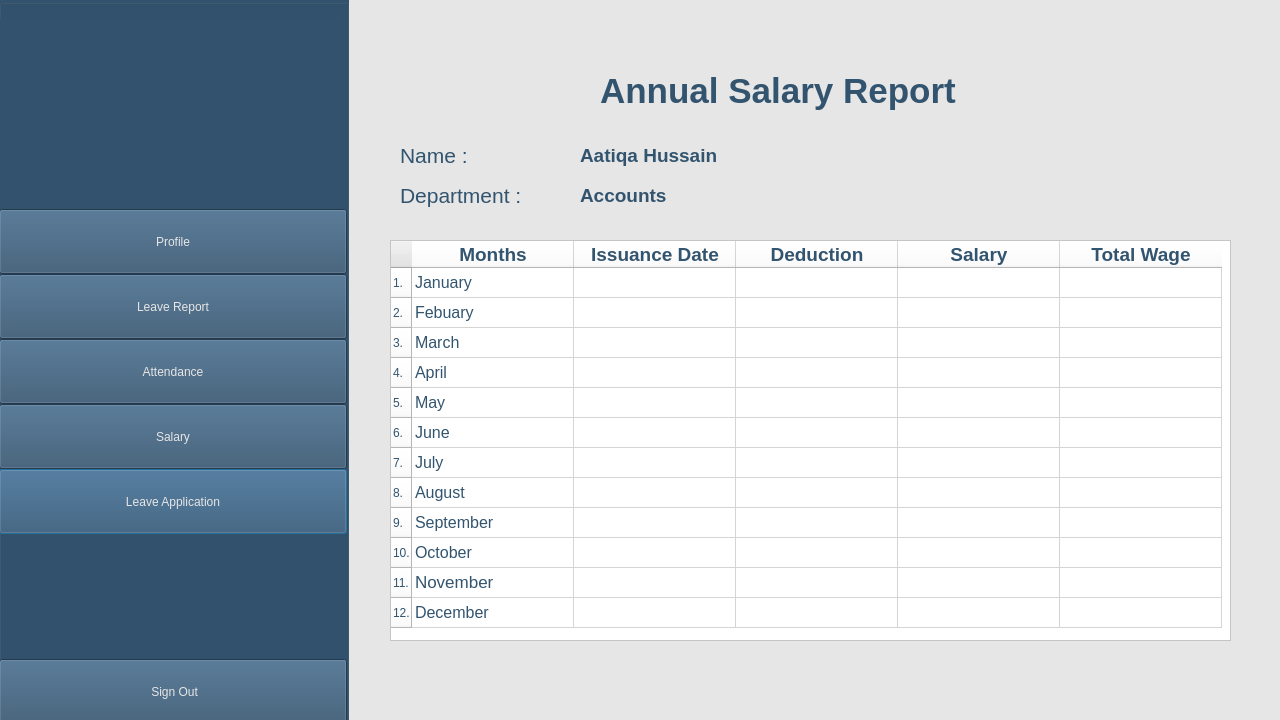
Above: Employee/Salary Report.ui from Hammad-Ali-Asif/AEMS before the change. Below: the same form after it.
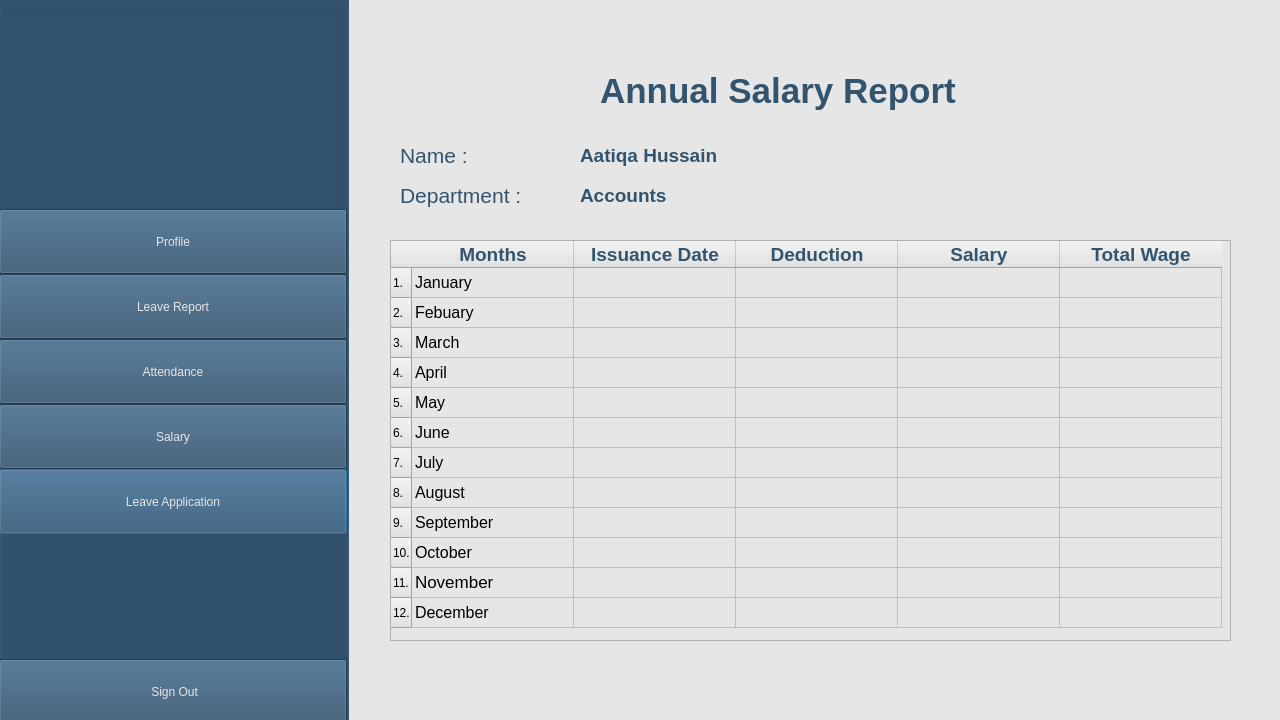
That is the form after the change. Icons and pictures are not drawn.

Commit message: after adding side bar

Patch:
```diff
--- a/Employee/Salary Report.ui
+++ b/Employee/Salary Report.ui
@@ -417,8 +417,15 @@
     </rect>
    </property>
    <property name="styleSheet">
-    <string notr="true">color: rgb(50, 84, 110);
-background-color: rgb(255, 255, 255);
+    <string notr="true">QHeaderView::section {
+    background-color: rgb(50, 84, 110); /* Set your desired background color */
+    color: rgb(230, 230, 230); /* Set the text color */
+}
+
+
+color: rgb(50, 84, 110);
+background-color: rgb(230, 230, 230);
+
 </string>
    </property>
    <attribute name="horizontalHeaderDefaultSectionSize">
```
The commit also changes 2 other files.
